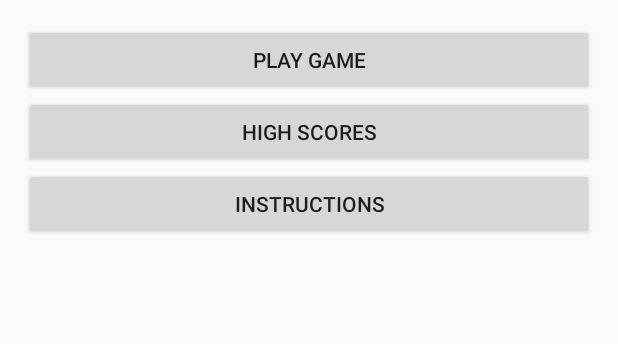
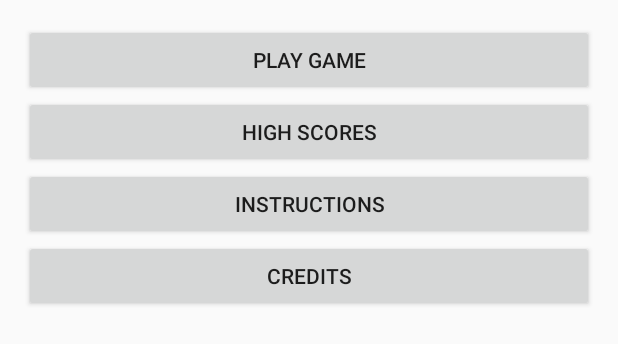
Before and after one commit to tjmacd/ski-game, an Android app: the layout activity_main_menu.xml on its own in the app's theme, with its tools: preview values and no code run, on a phone screen of 412 x 824 dp. Shown: the top 344 px of the screen. Run offline under Robolectric (Android 15) with nearby library versions, the phone set to English and light mode, and no system bars.

Commit message:
Added credits

```diff
--- a/app/src/main/AndroidManifest.xml
+++ b/app/src/main/AndroidManifest.xml
@@ -8,7 +8,8 @@
         android:label="@string/app_name"
         android:supportsRtl="true"
         android:theme="@style/AppTheme">
-        <activity android:name=".MainMenu">
+        <activity android:name=".MainMenuActivity"
+            android:screenOrientation="portrait">
             <intent-filter>
                 <action android:name="android.intent.action.MAIN" />
 
@@ -19,6 +20,8 @@
             android:screenOrientation="portrait">
 
         </activity>
+        <activity android:name=".TextDisplayActivity"
+            android:screenOrientation="portrait"></activity>
     </application>
 
 </manifest>
--- a/app/src/main/res/layout/activity_main_menu.xml
+++ b/app/src/main/res/layout/activity_main_menu.xml
@@ -7,7 +7,7 @@
     android:paddingLeft="@dimen/activity_horizontal_margin"
     android:paddingRight="@dimen/activity_horizontal_margin"
     android:paddingTop="@dimen/activity_vertical_margin"
-    tools:context="com.example.thaddeus.csci4100proj.MainMenu">
+    tools:context="com.example.thaddeus.csci4100proj.MainMenuActivity">
 
     <Button
         android:layout_width="match_parent"
@@ -32,5 +32,15 @@
         android:text="@string/instructions"
         android:id="@+id/button3"
         android:layout_below="@+id/button2"
-        android:layout_centerHorizontal="true" />
+        android:layout_centerHorizontal="true"
+        android:onClick="showInstructions"/>
+
+    <Button
+        android:layout_width="match_parent"
+        android:layout_height="wrap_content"
+        android:text="@string/credits"
+        android:id="@+id/button5"
+        android:layout_below="@+id/button3"
+        android:layout_centerHorizontal="true"
+        android:onClick="showCredits"/>
 </RelativeLayout>
--- a/app/src/main/res/values/strings.xml
+++ b/app/src/main/res/values/strings.xml
@@ -7,4 +7,6 @@
     <string name="score">Score: %d</string>
     <string name="gameover">Game Over</string>
     <string name="prompt_tap">Tap to continue</string>
+    <string name="done">Done</string>
+    <string name="credits">Credits</string>
 </resources>
```
Also changed, not shown: app/src/main/java/com/example/thaddeus/csci4100proj/InstructionsActivity.java (deleted, +0 -8 lines), app/src/main/java/com/example/thaddeus/csci4100proj/MainMenuActivity.java (+8 -2 lines), app/src/main/java/com/example/thaddeus/csci4100proj/TextDisplayActivity.java (added, +41 -0 lines), app/src/main/res/layout/activity_text_display.xml (+22 -2 lines), app/src/main/java/com/example/thaddeus/csci4100proj/AudioHandler.java (line endings or trailing spaces), 1 other file.
